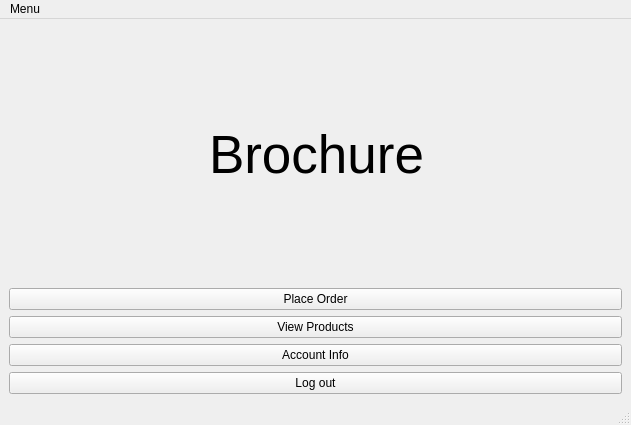
The window that CS1C-Project-Master/BrochureWindow.ui (AustinVaday/CS1C-Class-Project) describes before a commit, drawn with Qt 5.
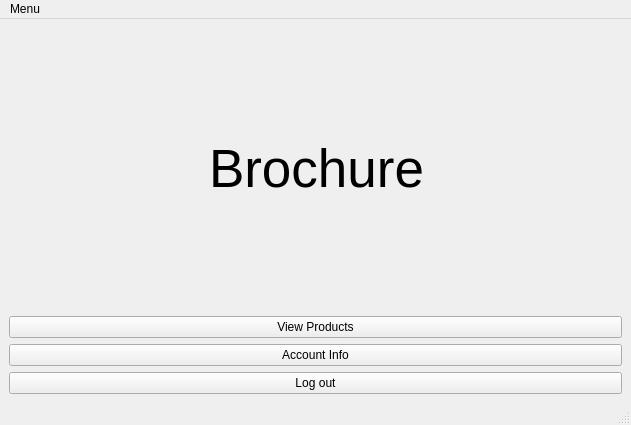
The same window after the commit.

The edit to the form file:
```diff
--- a/CS1C-Project-Master/BrochureWindow.ui
+++ b/CS1C-Project-Master/BrochureWindow.ui
@@ -38,13 +38,6 @@
     </item>
     <item>
      <layout class="QVBoxLayout" name="verticalLayout">
-      <item>
-       <widget class="QPushButton" name="button_placeOrder">
-        <property name="text">
-         <string>Place Order</string>
-        </property>
-       </widget>
-      </item>
       <item>
        <widget class="QPushButton" name="button_viewProducts">
         <property name="text">
```
Left out of the diff: 2 changed lines with no effect on the pictures.
